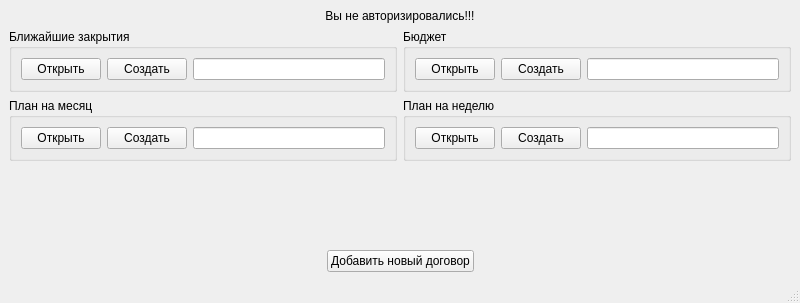
Qt form prilogenie/workwindow.ui (parlamentyor/auto_correct_plan) before a commit.
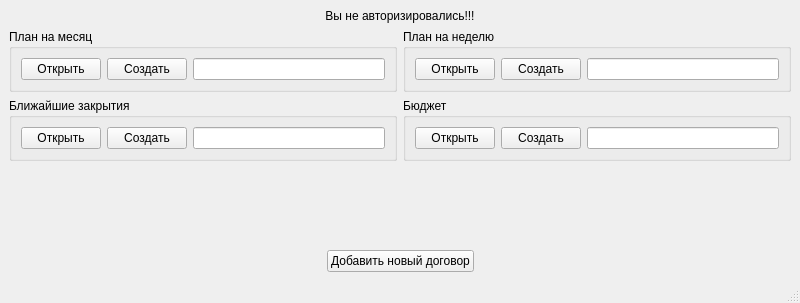
The same form after that commit.

```diff
--- a/prilogenie/workwindow.ui
+++ b/prilogenie/workwindow.ui
@@ -25,62 +25,6 @@
       </property>
      </widget>
     </item>
-    <item>
-     <layout class="QHBoxLayout" name="horizontalLayout_2">
-      <item>
-       <widget class="QGroupBox" name="gb_contract_end">
-        <property name="title">
-         <string>Ближайшие закрытия</string>
-        </property>
-        <layout class="QHBoxLayout" name="horizontalLayout_19">
-         <item>
-          <widget class="QPushButton" name="pb_open_contract_end">
-           <property name="text">
-            <string>Открыть</string>
-           </property>
-          </widget>
-         </item>
-         <item>
-          <widget class="QPushButton" name="pb_create_contract_end">
-           <property name="text">
-            <string>Создать</string>
-           </property>
-          </widget>
-         </item>
-         <item>
-          <widget class="QLineEdit" name="le_contract_end"/>
-         </item>
-        </layout>
-       </widget>
-      </item>
-      <item>
-       <widget class="QGroupBox" name="gb_budget">
-        <property name="title">
-         <string>Бюджет</string>
-        </property>
-        <layout class="QHBoxLayout" name="horizontalLayout_18">
-         <item>
-          <widget class="QPushButton" name="pb_open_budget">
-           <property name="text">
-            <string>Открыть</string>
-           </property>
-          </widget>
-         </item>
-         <item>
-          <widget class="QPushButton" name="pb_create_budget">
-           <property name="text">
-            <string>Создать</string>
-           </property>
-          </widget>
-         </item>
-         <item>
-          <widget class="QLineEdit" name="le_budget"/>
-         </item>
-        </layout>
-       </widget>
-      </item>
-     </layout>
-    </item>
     <item>
      <layout class="QHBoxLayout" name="horizontalLayout">
       <item>
@@ -137,6 +81,62 @@
       </item>
      </layout>
     </item>
+    <item>
+     <layout class="QHBoxLayout" name="horizontalLayout_2">
+      <item>
+       <widget class="QGroupBox" name="gb_contract_end">
+        <property name="title">
+         <string>Ближайшие закрытия</string>
+        </property>
+        <layout class="QHBoxLayout" name="horizontalLayout_19">
+         <item>
+          <widget class="QPushButton" name="pb_open_contract_end">
+           <property name="text">
+            <string>Открыть</string>
+           </property>
+          </widget>
+         </item>
+         <item>
+          <widget class="QPushButton" name="pb_create_contract_end">
+           <property name="text">
+            <string>Создать</string>
+           </property>
+          </widget>
+         </item>
+         <item>
+          <widget class="QLineEdit" name="le_contract_end"/>
+         </item>
+        </layout>
+       </widget>
+      </item>
+      <item>
+       <widget class="QGroupBox" name="gb_budget">
+        <property name="title">
+         <string>Бюджет</string>
+        </property>
+        <layout class="QHBoxLayout" name="horizontalLayout_18">
+         <item>
+          <widget class="QPushButton" name="pb_open_budget">
+           <property name="text">
+            <string>Открыть</string>
+           </property>
+          </widget>
+         </item>
+         <item>
+          <widget class="QPushButton" name="pb_create_budget">
+           <property name="text">
+            <string>Создать</string>
+           </property>
+          </widget>
+         </item>
+         <item>
+          <widget class="QLineEdit" name="le_budget"/>
+         </item>
+        </layout>
+       </widget>
+      </item>
+     </layout>
+    </item>
     <item>
      <spacer name="verticalSpacer">
       <property name="orientation">
```
